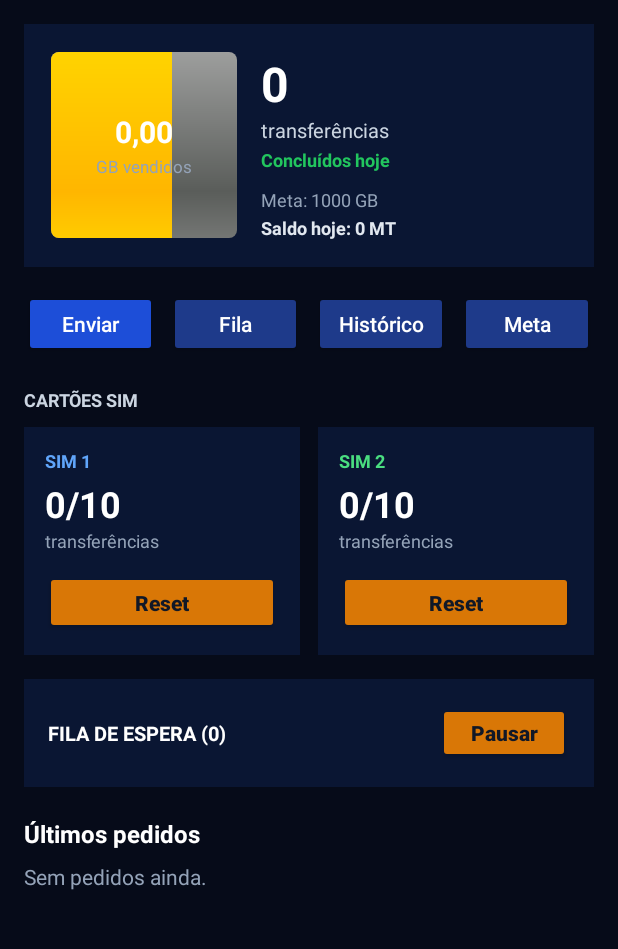
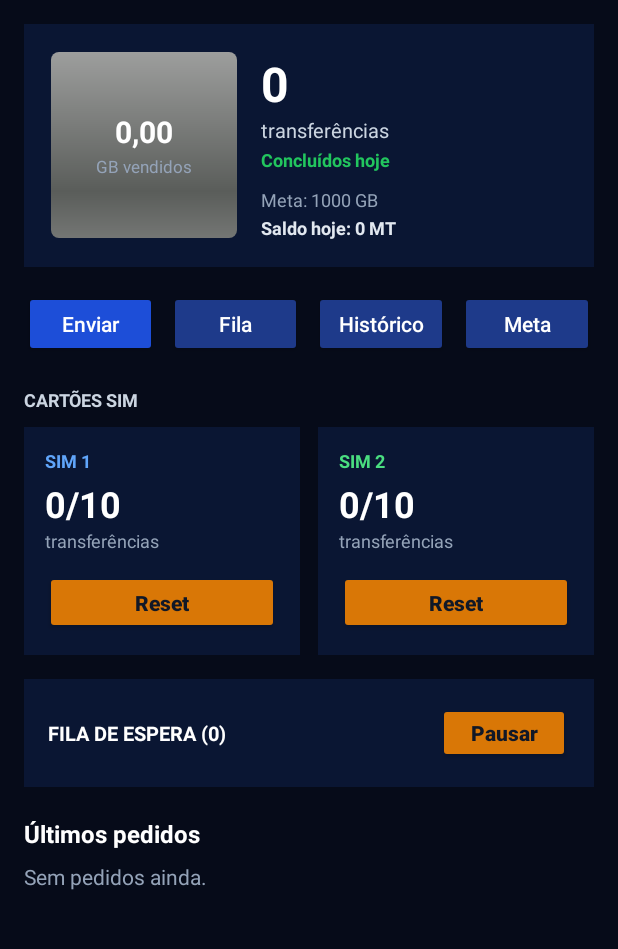
Before and after one commit to Nguiraze2004/GEMINIL, an Android app: the screen it shows after launch (MainActivity), on a phone screen of 412 x 824 dp, the part 65-1014 px from its top. Run offline under Robolectric (Android 15) with nearby library versions, the phone set to English and light mode, and no system bars.

Commit message:
Update meta and add progress bar to UI

```diff
--- a/app/src/main/java/com/nguiraze/net/MainActivity.kt
+++ b/app/src/main/java/com/nguiraze/net/MainActivity.kt
@@ -4,6 +4,7 @@ import android.content.Context
 import android.os.Bundle
 import android.widget.Button
 import android.widget.EditText
+import android.widget.ProgressBar
 import android.widget.TextView
 import android.widget.Toast
 import androidx.appcompat.app.AlertDialog
@@ -154,7 +155,7 @@ class MainActivity : AppCompatActivity() {
     }
 
     private fun mostrarDialogoMeta() {
-        val metaAtual = prefs.getFloat("meta_gb", 10f)
+        val metaAtual = prefs.getFloat("meta_gb", 1000f)
         val totalAtual = prefs.getFloat("total_gb", 0f)
         val input = EditText(this).apply {
             setText(metaAtual.toString())
@@ -169,6 +170,7 @@ class MainActivity : AppCompatActivity() {
                 val novaMeta = input.text.toString().trim().replace(",", ".").toFloatOrNull()
                 if (novaMeta != null && novaMeta > 0f) {
                     prefs.edit().putFloat("meta_gb", novaMeta).apply()
+                    atualizarInterface()
                     Toast.makeText(this, "Meta atualizada para ${formatarGb(novaMeta)} GB", Toast.LENGTH_SHORT).show()
                 }
             }
@@ -179,6 +181,9 @@ class MainActivity : AppCompatActivity() {
     private fun atualizarInterface() {
         val tvGbVendidos = findViewById<TextView>(R.id.tvGbVendidos)
         val tvTotalAtendidos = findViewById<TextView>(R.id.tvTotalAtendidos)
+        val tvMetaResumo = findViewById<TextView>(R.id.tvMetaResumo)
+        val tvSaldoHoje = findViewById<TextView>(R.id.tvSaldoHoje)
+        val progressGb = findViewById<ProgressBar>(R.id.progressGb)
         val tvSim1Count = findViewById<TextView>(R.id.tvSim1Count)
         val tvSim2Count = findViewById<TextView>(R.id.tvSim2Count)
         val tvFilaEspera = findViewById<TextView>(R.id.tvFilaEspera)
@@ -186,6 +191,8 @@ class MainActivity : AppCompatActivity() {
         val tvUltimosPedidos = findViewById<TextView>(R.id.tvUltimosPedidos)
 
         val totalGb = prefs.getFloat("total_gb", 0f)
+        val metaGb = prefs.getFloat("meta_gb", 1000f).coerceAtLeast(0.1f)
+        val saldoHoje = prefs.getInt("saldo_hoje_mt", 0)
         val totalAtendidos = prefs.getInt("total_atendidos", 0)
         val sim1 = prefs.getInt("sim1_count", 0)
         val sim2 = prefs.getInt("sim2_count", 0)
@@ -195,6 +202,10 @@ class MainActivity : AppCompatActivity() {
 
         tvGbVendidos.text = formatarGb(totalGb)
         tvTotalAtendidos.text = totalAtendidos.toString()
+        tvMetaResumo.text = "Meta: ${metaGb.toInt()} GB"
+        tvSaldoHoje.text = "Saldo hoje: $saldoHoje MT"
+        progressGb.progress = ((totalGb / metaGb) * 100f).toInt().coerceIn(0, 100)
+
         tvSim1Count.text = "$sim1/$limitePorSim"
         tvSim2Count.text = "$sim2/$limitePorSim"
         tvFilaEspera.text = "FILA DE ESPERA (${fila.size})"
```
